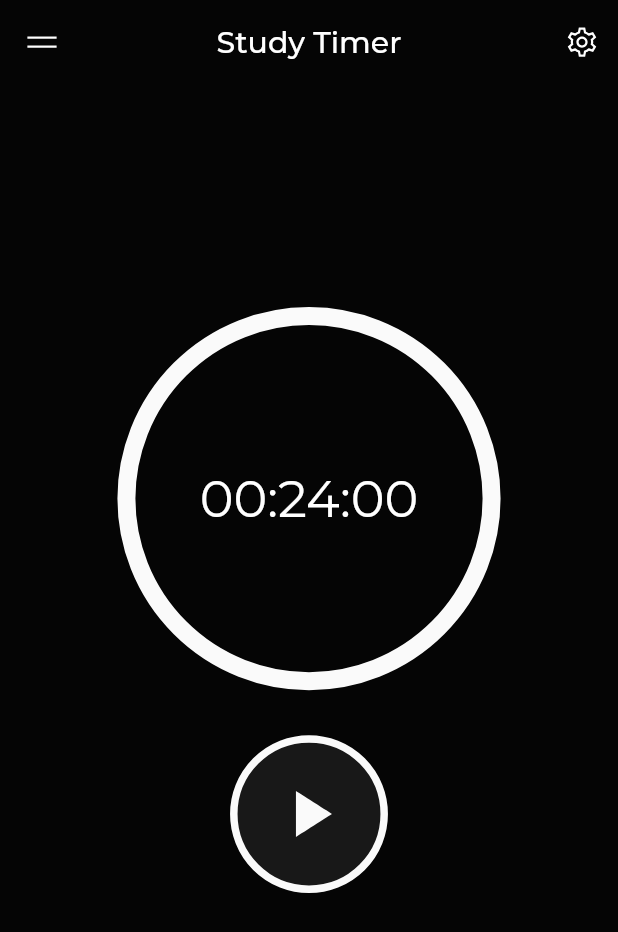
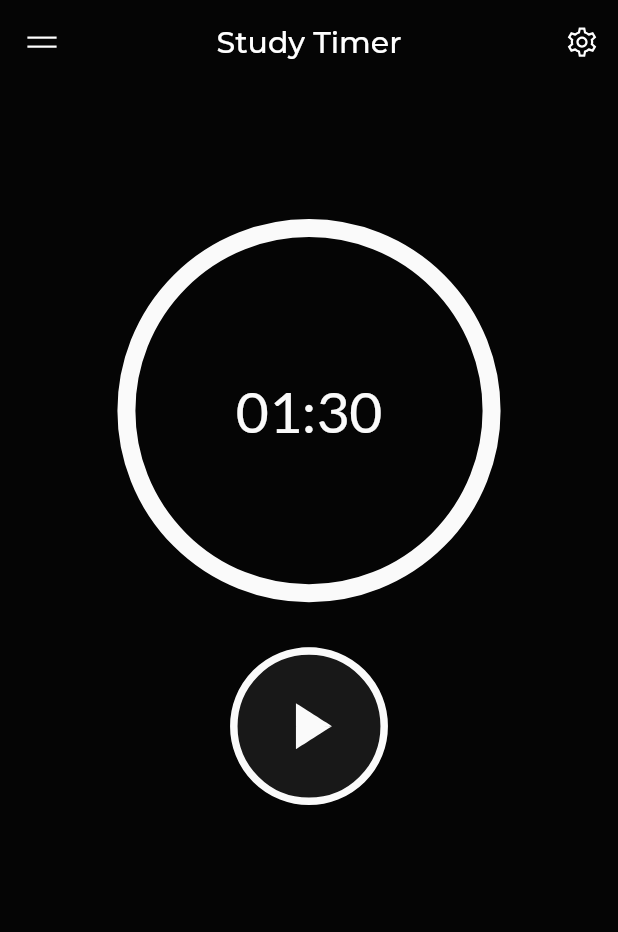
Before and after one commit to kakalition/tims, a Flutter app: the screen it shows after launch, on a phone screen of 412 x 824 dp. Shown: the top 932 px of the screen. Run offline on Flutter 3.47's test engine with Material 2 defaults, Android fonts, the phone set to English and light mode, and no system bars; our stand-ins replace get, google_fonts, line_icons, simple_animations.

Commit message:
Successfully implement timer animation

```diff
--- a/lib/routes/timer_list_screen.dart
+++ b/lib/routes/timer_list_screen.dart
@@ -10,7 +10,7 @@ class TimerListScreen extends StatelessWidget {
 
   @override
   Widget build(BuildContext context) {
-    final double fabSize = MediaQuery.of(context).size.width * 0.12;
+    const double fabSize = 56;
     return Container(
       color: backgroundDarkTheme,
       child: Stack(
--- a/lib/routes/timer_screen.dart
+++ b/lib/routes/timer_screen.dart
@@ -1,4 +1,5 @@
 import 'package:flutter/material.dart';
+import 'package:flutter/widgets.dart';
 import 'package:get/get.dart';
 import 'package:google_fonts/google_fonts.dart';
 import 'package:simple_animations/simple_animations.dart';
@@ -39,15 +40,14 @@ class TimerScreen extends StatelessWidget {
                     timerCircleSize,
                   ),
                 ),
-                child: Text(
-                  "00:24:00",
-                  style: GoogleFonts.montserrat(fontSize: 34),
-                )),
+                child: TimerText()),
             const SizedBox(
               height: 30,
             ),
 
-            const PlayPauseButton(),
+            Container(
+                height: MediaQuery.of(context).size.height * 0.27,
+                child: const PlayPauseButton()),
 
             const SizedBox(
               height: 80,
@@ -79,9 +79,11 @@ class _PlayPauseButtonState extends State<PlayPauseButton> with AnimationMixin {
   late AnimationController playPauseButtonController;
   late AnimationController playPauseIconController;
   late AnimationController revealController;
+  late AnimationController timeController;
   late Animation buttonAnimation;
   late Animation iconButtonAnimation;
   late Animation revealAnimation;
+  late Animation timeAnimation;
 
   @override
   void initState() {
@@ -89,6 +91,7 @@ class _PlayPauseButtonState extends State<PlayPauseButton> with AnimationMixin {
     playPauseButtonController = createController();
     playPauseIconController = createController();
     revealController = createController();
+    timeController = viewmodel.getTimeController();
   }
 
   @override
@@ -103,13 +106,21 @@ class _PlayPauseButtonState extends State<PlayPauseButton> with AnimationMixin {
     iconButtonAnimation = Tween<double>(begin: 0, end: 1)
         .animate(playPauseIconController)
         .drive(CurveTween(curve: Curves.easeOut));
-    revealAnimation = Tween<Offset>(begin: Offset.zero, end: Offset(0, 130))
+    revealAnimation = Tween<Offset>(begin: Offset.zero, end: Offset(0, 160))
         .animate(revealController.drive(CurveTween(curve: Curves.easeOut)));
+    timeAnimation = viewmodel.getTimerTween().animate(timeController);
+    timeController.duration = viewmodel.currentTimerDuration;
     super.didChangeDependencies();
   }
 
   void animateButton(PlayPauseButtonState state) async {
     if (state == PlayPauseButtonState.tap) {
+      viewmodel.toggleTimer();
+      if (viewmodel.isTimerActive.value) {
+        timeController.forward();
+      } else {
+        timeController.stop();
+      }
       await playPauseButtonController.play(
           duration: const Duration(milliseconds: 150));
       if (playPauseIconController.isCompleted) {
@@ -134,7 +145,7 @@ class _PlayPauseButtonState extends State<PlayPauseButton> with AnimationMixin {
   @override
   Widget build(BuildContext context) {
     return Stack(
-      alignment: Alignment.center,
+      alignment: Alignment.topCenter,
       children: [
         // Restart Button
         Transform.translate(
@@ -142,13 +153,19 @@ class _PlayPauseButtonState extends State<PlayPauseButton> with AnimationMixin {
           child: Material(
             borderRadius: BorderRadius.circular(restartButtonSize),
             child: InkWell(
-              onTap: () {},
+              onTap: () {
+                timeController.reset();
+                viewmodel.turnOffTimer();
+                playPauseIconController.playReverse();
+                revealController.playReverse(
+                    duration: const Duration(milliseconds: 300));
+              },
               borderRadius: BorderRadius.circular(restartButtonSize),
               child: Container(
                 height: restartButtonSize,
                 width: restartButtonSize,
                 decoration: BoxDecoration(
-                  border: Border.all(width: 5, color: whiteColorDarkTheme),
+                  border: Border.all(width: 3, color: whiteColorDarkTheme),
                   borderRadius: BorderRadius.circular(
                     restartButtonSize,
                   ),
@@ -170,7 +187,6 @@ class _PlayPauseButtonState extends State<PlayPauseButton> with AnimationMixin {
             child: InkWell(
               onTap: () {
                 animateButton(PlayPauseButtonState.tap);
-                viewmodel.toggleTimer();
               },
               onTapDown: (TapDownDetails details) {
                 animateButton(PlayPauseButtonState.hold);
@@ -204,3 +220,29 @@ class _PlayPauseButtonState extends State<PlayPauseButton> with AnimationMixin {
     );
   }
 }
+
+class TimerText extends StatefulWidget {
+  const TimerText({Key? key}) : super(key: key);
+
+  @override
+  State<TimerText> createState() => _TimerTextState();
+}
+
+class _TimerTextState extends State<TimerText> with AnimationMixin {
+  TimerVM viewmodel = Get.find<TimerVM>();
+
+  @override
+  void initState() {
+    super.initState();
+    viewmodel.setTimeController(controller);
+  }
+
+  @override
+  Widget build(BuildContext context) {
+    return timsTextBuilder(
+        text: viewmodel.formattedTimerString(
+            viewmodel.getTimerTween().animate(controller)),
+        textSize: 38,
+        fontWeight: FontWeight.w400);
+  }
+}
--- a/lib/viewmodels/timer_viewmodel.dart
+++ b/lib/viewmodels/timer_viewmodel.dart
@@ -1,3 +1,4 @@
+import 'package:flutter/material.dart';
 import 'package:get/get.dart';
 
 class TimerVM extends GetxController {
@@ -5,4 +6,22 @@ class TimerVM extends GetxController {
   void toggleTimer() {
     isTimerActive.value = !isTimerActive.value;
   }
+
+  void turnOffTimer() {
+    isTimerActive.value = false;
+  }
+
+  AnimationController? _timeController;
+  void setTimeController(AnimationController controller) =>
+      _timeController = controller;
+  AnimationController getTimeController() => _timeController!;
+
+  Duration? _currentTimerDuration = Duration(minutes: 1, seconds: 30);
+  get currentTimerDuration => _currentTimerDuration;
+  Tween<Duration> getTimerTween() {
+    return Tween<Duration>(begin: _currentTimerDuration, end: Duration.zero);
+  }
+
+  String formattedTimerString(Animation animation) =>
+      "${(animation.value as Duration).inMinutes.toString().padLeft(2, '0')}:${((animation.value as Duration).inSeconds % 60).toString().padLeft(2, '0')}";
 }
```
